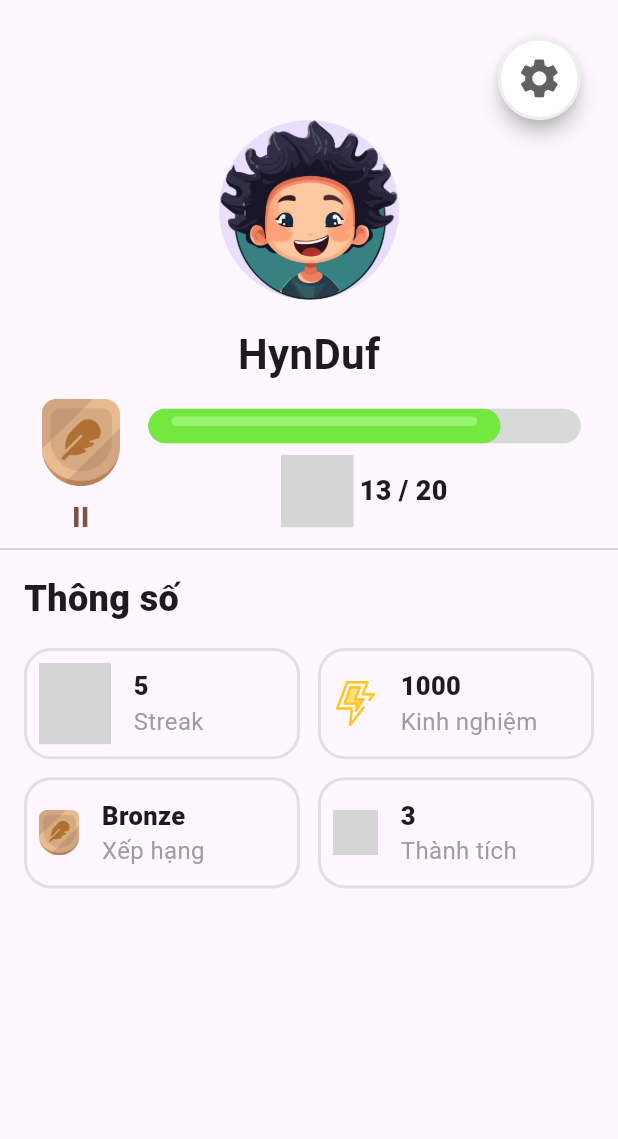
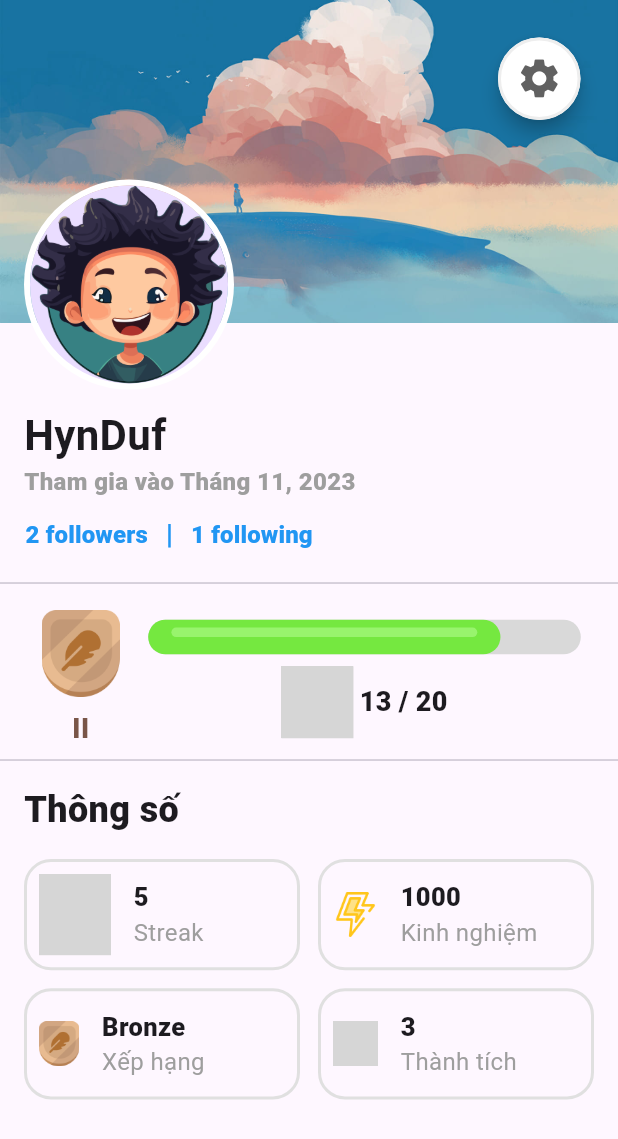
Before and after one commit to Tris1702/emhuy_repo, a Flutter app: the ProfilePage screen opened directly, on a phone screen of 412 x 824 dp. Shown: the top 1139 px of the screen. Run offline on Flutter 3.47's test engine with Material 3 defaults, Android fonts, the phone set to English and light mode, and no system bars; our stand-ins replace cached_network_image, diacritic, flutter_dotenv, flutter_secure_storage, get_it, hive and 4 more; missing offline and left inert: colorful_iconify_flutter, google_search_suggestions, iconify_flutter, logging_to_logcat, pausable_timer; accounts and stored records are empty; grey boxes are pictures that could not be loaded.

Commit message:
update profile page

```diff
--- a/lib/main.dart
+++ b/lib/main.dart
@@ -175,7 +175,7 @@ class _MyAppState extends State<MyApp> {
                       children: [
                         Expanded(
                           child: PageView(
-                            physics: const CustomPhysics(),
+                            physics: NeverScrollableScrollPhysics(),
                             onPageChanged: (index) {
                               _selectedIndex.value = index;
                             },
--- a/lib/screens/profile_screen.dart
+++ b/lib/screens/profile_screen.dart
@@ -14,29 +14,119 @@ class _ProfilePageState extends State<ProfilePage> {
   @override
   Widget build(BuildContext context) {
     double progressBarWidth = MediaQuery.of(context).size.width * 0.7;
+    double wallpaperHeight = MediaQuery.of(context).size.height / 3.5 - 20;
     return Scaffold(
       body: Stack(
         children: [
           SingleChildScrollView(
-            physics: const BouncingScrollPhysics(),
             child: Center(
               child: Column(
                 mainAxisAlignment: MainAxisAlignment.center,
                 children: [
-                  SizedBox(height: 80,),
-                  CircleAvatar(
-                    radius: 60,
-                    backgroundImage: AssetImage(
-                        'assets/user_avatar.png'), // Replace with your image asset
+                  Stack(
+                    children: [
+                      Container(
+                        width: MediaQuery.of(context).size.width,
+                        height: wallpaperHeight,
+                        decoration: BoxDecoration(
+                          shape: BoxShape.rectangle,
+                          image: DecorationImage(
+                            fit: BoxFit.cover,
+                            image: AssetImage('assets/wallpaper.jpg'),
+                          ),
+                        ),
+                      ),
+                      Padding(
+                        padding: EdgeInsets.only(
+                            left: 16, top: wallpaperHeight / 1.8),
+                        child: Container(
+                          width: 140,
+                          height: 140,
+                          decoration: BoxDecoration(
+                            shape: BoxShape.circle,
+                            border: Border.all(
+                              color: Colors.white,
+                              width: 4.0,
+                            ),
+                          ),
+                          child: CircleAvatar(
+                            radius: 48,
+                            backgroundImage:
+                                AssetImage('assets/user_avatar.png'),
+                          ),
+                        ),
+                      ),
+                    ],
                   ),
-                  SizedBox(height: 16),
-                  Text(
-                    'HynDuf',
-                    style: TextStyle(
-                      fontSize: 28,
-                      fontWeight: FontWeight.bold,
+                  SizedBox(
+                    height: 10,
+                  ),
+                  Padding(
+                    padding: const EdgeInsets.only(left: 16.0),
+                    child: Align(
+                      alignment: Alignment.centerLeft,
+                      child: Text(
+                        'HynDuf',
+                        style: TextStyle(
+                          fontSize: 28,
+                          fontWeight: FontWeight.bold,
+                        ),
+                      ),
                     ),
                   ),
+                  Padding(
+                    padding: const EdgeInsets.only(left: 16.0),
+                    child: Align(
+                      alignment: Alignment.centerLeft,
+                      child: Text(
+                        'Tham gia vào Tháng 11, 2023',
+                        style: TextStyle(
+                            fontSize: 16,
+                            fontWeight: FontWeight.w900,
+                            color: Colors.grey[500]!),
+                      ),
+                    ),
+                  ),
+                  Padding(
+                    padding: const EdgeInsets.only(left: 5.0),
+                    child: Row(
+                      mainAxisAlignment: MainAxisAlignment.start,
+                      children: [
+                        TextButton(
+                          onPressed: () {
+                            // Add your logic for 'X followers' button
+                          },
+                          child: Text(
+                            '2 followers',
+                            style: TextStyle(
+                                color: Colors.blue,
+                                fontSize: 16,
+                                fontWeight: FontWeight.w900),
+                          ),
+                        ),
+                        Text(
+                          '|',
+                          style: TextStyle(
+                              fontSize: 18,
+                              color: Colors.blue,
+                              fontWeight: FontWeight.w900),
+                        ),
+                        TextButton(
+                          onPressed: () {
+                            // Add your logic for 'Y following' button
+                          },
+                          child: Text(
+                            '1 following',
+                            style: TextStyle(
+                                color: Colors.blue,
+                                fontSize: 16,
+                                fontWeight: FontWeight.w900),
+                          ),
+                        ),
+                      ],
+                    ),
+                  ),
+                  Divider(),
                   SizedBox(height: 10),
                   Row(
                     mainAxisAlignment: MainAxisAlignment.center,
--- a/lib/services/mock_data.dart
+++ b/lib/services/mock_data.dart
@@ -211,11 +211,11 @@ List<FlashcardSearch> mockCardSearches = [
             TextSpan(
               text: 'bold',
               style:
-              TextStyle(fontWeight: FontWeight.bold, color: Colors.black),
+                  TextStyle(fontWeight: FontWeight.bold, color: Colors.black),
             ),
             TextSpan(
                 text:
-                ' words. This is a long sentence that will be truncated with ellipsis.',
+                    ' words. This is a long sentence that will be truncated with ellipsis.',
                 style: TextStyle(color: Colors.black)),
           ],
         ),
```
